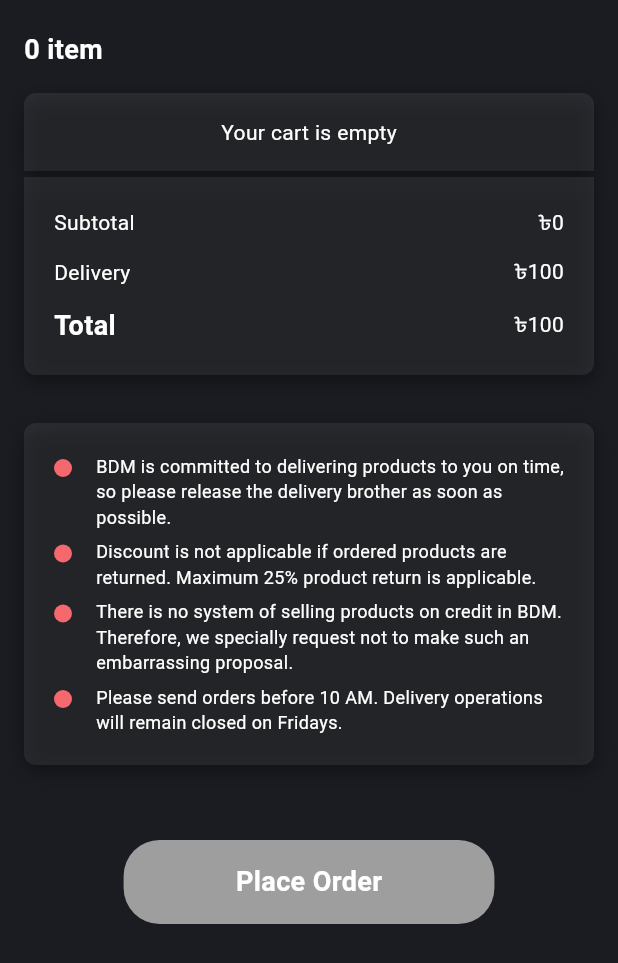
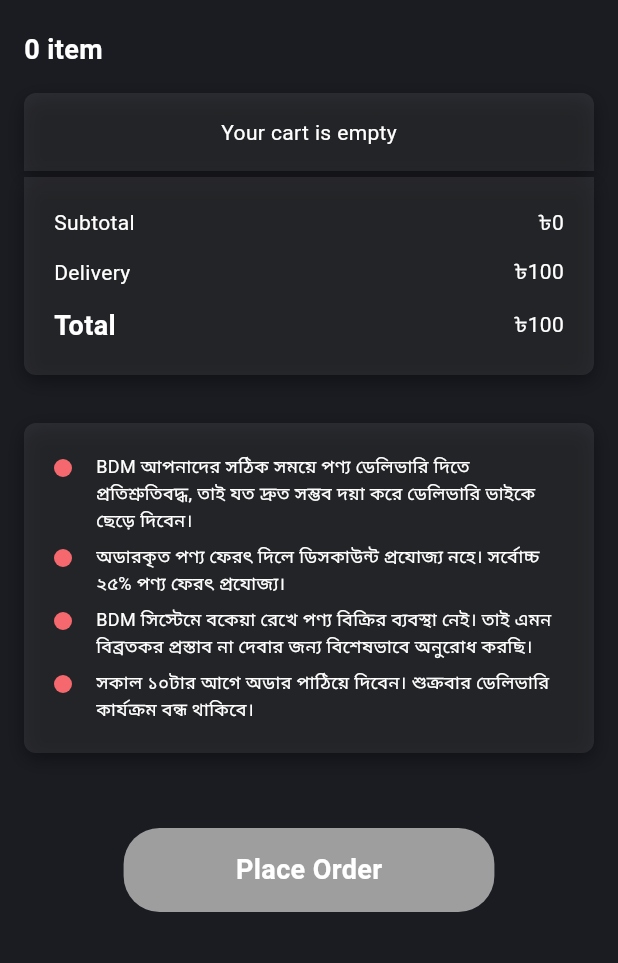
Before and after one commit to S4K1L/E-commerce, a Flutter app: the Cart screen opened directly, on a phone screen of 412 x 824 dp. Shown: the top 963 px of the screen. Run offline on Flutter 3.47's test engine with Material 3 defaults, Android fonts, the phone set to English and light mode, and no system bars; our stand-ins replace cached_network_image, carousel_slider, flutter_svg, get, image_cropper, image_picker and 2 more; accounts and stored records are empty; network calls fail.

```diff
--- a/lib/views/screens/cart/cart.dart
+++ b/lib/views/screens/cart/cart.dart
@@ -334,7 +334,7 @@
                         ),
                         Expanded(
                           child: Text(
-                            "cart_notice_1".tr,
+                            "BDM আপনাদের সঠিক সময়ে পণ্য ডেলিভারি দিতে প্রতিশ্রুতিবদ্ধ, তাই যত দ্রুত সম্ভব দয়া করে ডেলিভারি ভাইকে ছেড়ে দিবেন।",
                             style: TextStyle(
                               fontSize: 12,
                               color:
@@ -360,7 +360,7 @@
                         ),
                         Expanded(
                           child: Text(
-                            "cart_notice_2".tr,
+                            "অডারকৃত পণ্য ফেরৎ দিলে ডিসকাউন্ট প্রযোজ্য নহে। সর্বোচ্চ ২৫% পণ্য ফেরৎ প্রযোজ্য।",
                             style: TextStyle(
                               fontSize: 12,
                               color:
@@ -386,7 +386,7 @@
                         ),
                         Expanded(
                           child: Text(
-                            "cart_notice_3".tr,
+                            "BDM সিস্টেমে বকেয়া রেখে পণ্য বিক্রির ব্যবস্থা নেই। তাই এমন বিব্রতকর প্রস্তাব না দেবার জন্য বিশেষভাবে অনুরোধ করছি।",
                             style: TextStyle(
                               fontSize: 12,
                               color:
@@ -412,7 +412,7 @@
                         ),
                         Expanded(
                           child: Text(
-                            "cart_notice_4".tr,
+                            "সকাল ১০টার আগে অডার পাঠিয়ে দিবেন। শুক্রবার ডেলিভারি কার্যক্রম বন্ধ থাকিবে।",
                             style: TextStyle(
                               fontSize: 12,
                               color:
```
Also changed, not shown: lib/views/base/product_card.dart (+9 -0 lines), lib/views/screens/auth/no_scam.dart (deleted, +0 -27 lines), lib/views/screens/home/notice.dart (+21 -23 lines).
